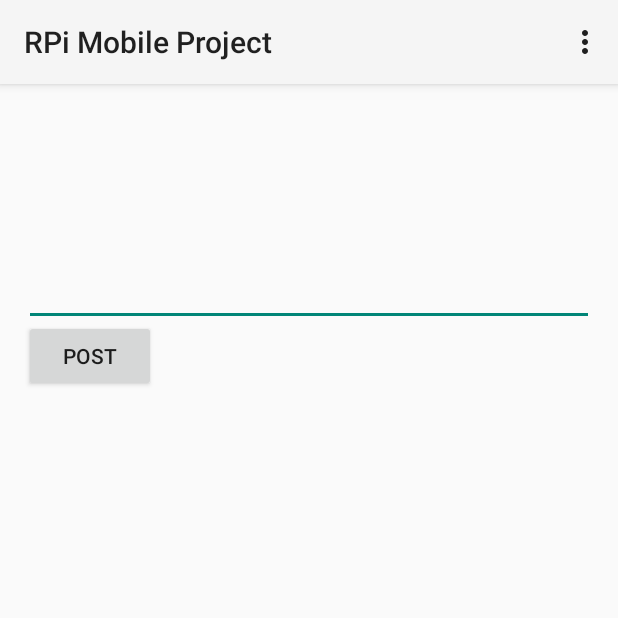
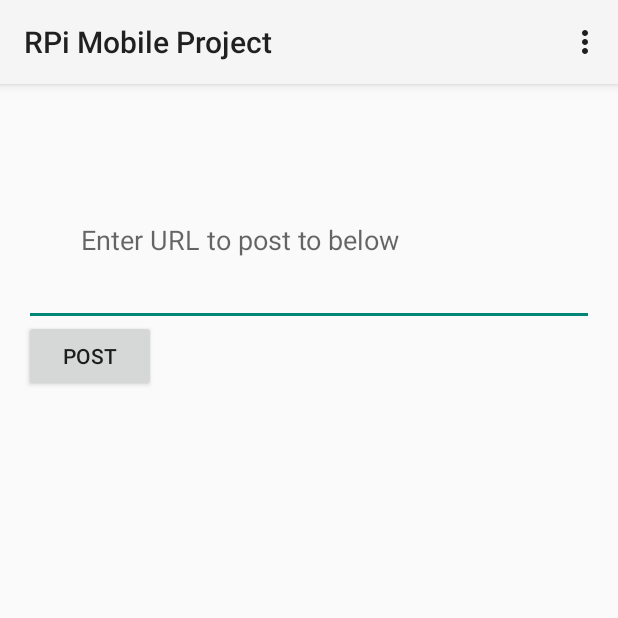
Before and after one commit to zealtron/RPi, an Android app: the screen it shows after launch (MainActivity), on a phone screen of 412 x 824 dp, the top half of it. Run offline under Robolectric (Android 15) with nearby library versions, the phone set to English and light mode, and no system bars.

```diff
--- a/app/src/main/res/layout/activity_main.xml
+++ b/app/src/main/res/layout/activity_main.xml
@@ -22,4 +22,15 @@
         android:layout_alignStart="@+id/post_button"
         android:layout_marginBottom="44dp" />
 
+    <TextView
+        android:layout_width="wrap_content"
+        android:layout_height="wrap_content"
+        android:textAppearance="?android:attr/textAppearanceMedium"
+        android:text="Enter URL to post to below"
+        android:id="@+id/urlLabel"
+        android:layout_above="@+id/editText"
+        android:layout_alignParentLeft="true"
+        android:layout_alignParentStart="true"
+        android:layout_marginLeft="38dp" />
+
 </RelativeLayout>
```
Also changed, not shown: app/src/main/java/cs4720furrett/rpimobileproject/MainActivity.java (+7 -8 lines).
